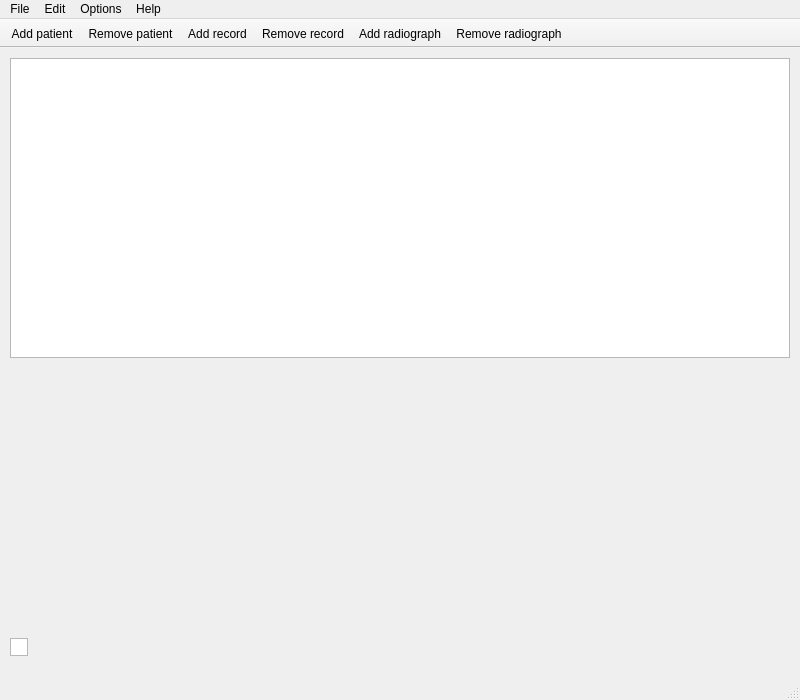
This is forms/mainwindow.ui in DINOZYAVIER/hospital-manager as Qt 5 draws it before an edit. The edited form follows.
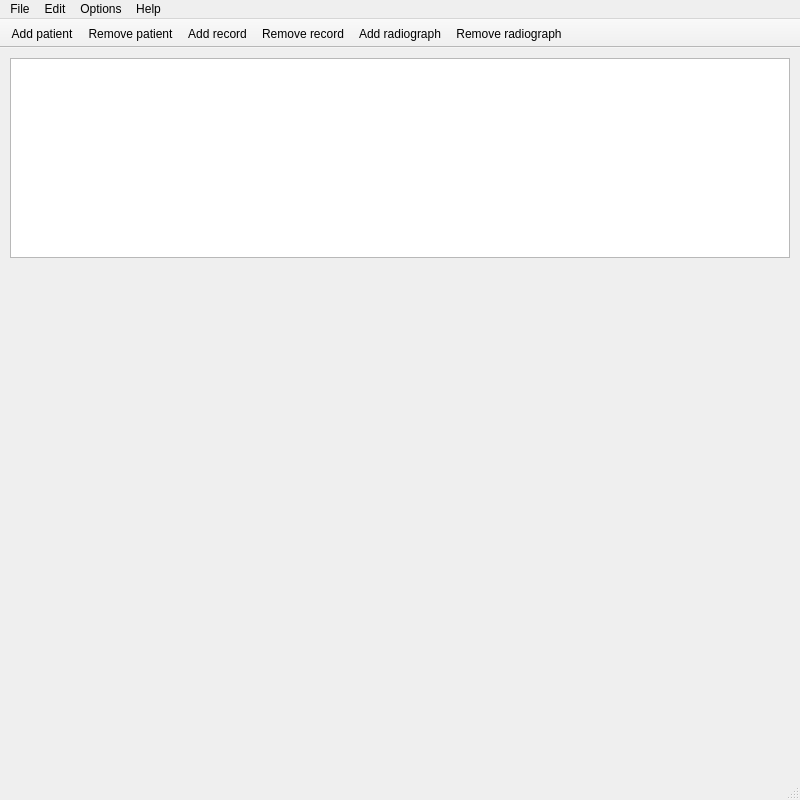
This is the edited form. Icons and pictures are not drawn. Custom widgets are drawn as their Qt base class.

```diff
--- a/forms/mainwindow.ui
+++ b/forms/mainwindow.ui
@@ -7,7 +7,7 @@
     <x>0</x>
     <y>0</y>
     <width>800</width>
-    <height>700</height>
+    <height>800</height>
    </rect>
   </property>
   <property name="windowTitle">
@@ -20,7 +20,7 @@
       <x>10</x>
       <y>10</y>
       <width>780</width>
-      <height>300</height>
+      <height>200</height>
      </rect>
     </property>
     <property name="sizePolicy">
@@ -45,41 +45,13 @@
      <bool>false</bool>
     </attribute>
    </widget>
-   <widget class="QTableView" name="radiographTable">
-    <property name="geometry">
-     <rect>
-      <x>10</x>
-      <y>590</y>
-      <width>18</width>
-      <height>18</height>
-     </rect>
-    </property>
-    <property name="sizePolicy">
-     <sizepolicy hsizetype="Expanding" vsizetype="Expanding">
-      <horstretch>0</horstretch>
-      <verstretch>0</verstretch>
-     </sizepolicy>
-    </property>
-    <property name="horizontalScrollBarPolicy">
-     <enum>Qt::ScrollBarAsNeeded</enum>
-    </property>
-    <property name="sizeAdjustPolicy">
-     <enum>QAbstractScrollArea::AdjustToContents</enum>
-    </property>
-    <attribute name="horizontalHeaderStretchLastSection">
-     <bool>true</bool>
-    </attribute>
-    <attribute name="verticalHeaderVisible">
-     <bool>false</bool>
-    </attribute>
-   </widget>
    <widget class="PatientRecordWidget" name="recordsWidget" native="true">
     <property name="geometry">
      <rect>
       <x>0</x>
-      <y>310</y>
+      <y>210</y>
       <width>800</width>
-      <height>300</height>
+      <height>200</height>
      </rect>
     </property>
     <property name="sizePolicy">
@@ -89,6 +61,16 @@
      </sizepolicy>
     </property>
    </widget>
+   <widget class="RadiographWidget" name="widget" native="true">
+    <property name="geometry">
+     <rect>
+      <x>0</x>
+      <y>410</y>
+      <width>800</width>
+      <height>251</height>
+     </rect>
+    </property>
+   </widget>
   </widget>
   <widget class="QMenuBar" name="menubar">
    <property name="geometry">
@@ -287,6 +269,12 @@
    <header>patientrecordwidget.h</header>
    <container>1</container>
   </customwidget>
+  <customwidget>
+   <class>RadiographWidget</class>
+   <extends>QWidget</extends>
+   <header>radiographwidget.h</header>
+   <container>1</container>
+  </customwidget>
  </customwidgets>
  <resources>
   <include location="../resources/resources.qrc"/>
```
